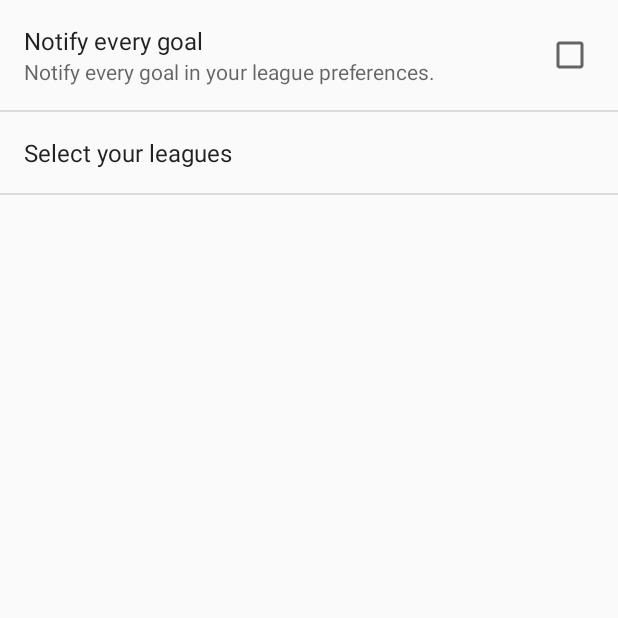
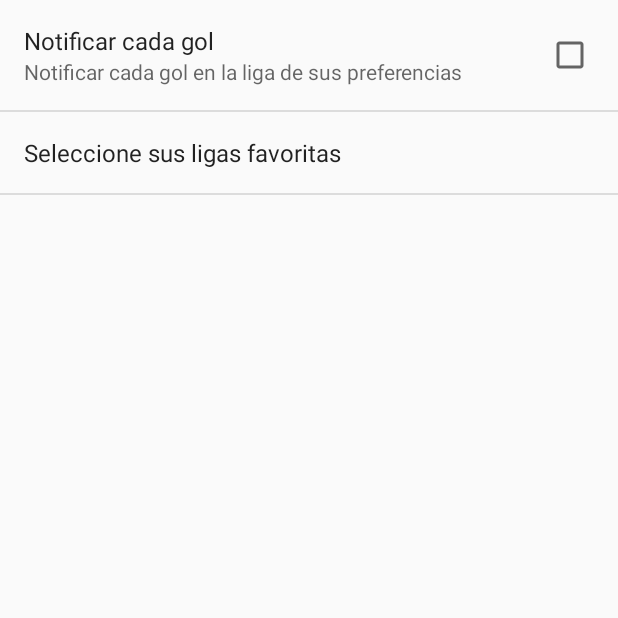
Before and after one commit to LuchoCubero/MeteleUnGolAlMachismo, an Android app: the SettingsActivity screen opened directly, with no data from a screen before it, on a phone screen of 412 x 824 dp, the top half of it. Run offline under Robolectric (Android 15) with nearby library versions, the phone set to English and light mode, and no system bars; libraries missing offline, so code that uses them is left out: com.twitter.sdk.

Commit message:
Some text changed to spanish

```diff
--- a/app/src/main/res/menu/drawer_view.xml
+++ b/app/src/main/res/menu/drawer_view.xml
@@ -4,7 +4,7 @@
         android:menuCategory="system">
         <item
             android:id="@+id/pref"
-            android:title="Preferences" />
+            android:title="Preferencias" />
         <item
             android:id="@+id/logout"
             android:title="Cerrar Sesión" />
--- a/app/src/main/res/values/strings.xml
+++ b/app/src/main/res/values/strings.xml
@@ -14,9 +14,9 @@
     <string name="title_activity_settings">Settings</string>
 
     <!-- Strings related to Settings -->
-    <string name="notifications">Notify every goal</string>
-    <string name="notification_summary">Notify every goal in your league preferences.</string>
-    <string name="leagues">Select your leagues</string>
+    <string name="notifications">Notificar cada gol</string>
+    <string name="notification_summary">Notificar cada gol en la liga de sus preferencias</string>
+    <string name="leagues">Seleccione sus ligas favoritas</string>
 
     <string-array name="planets_array">Algo</string-array>
 
```
